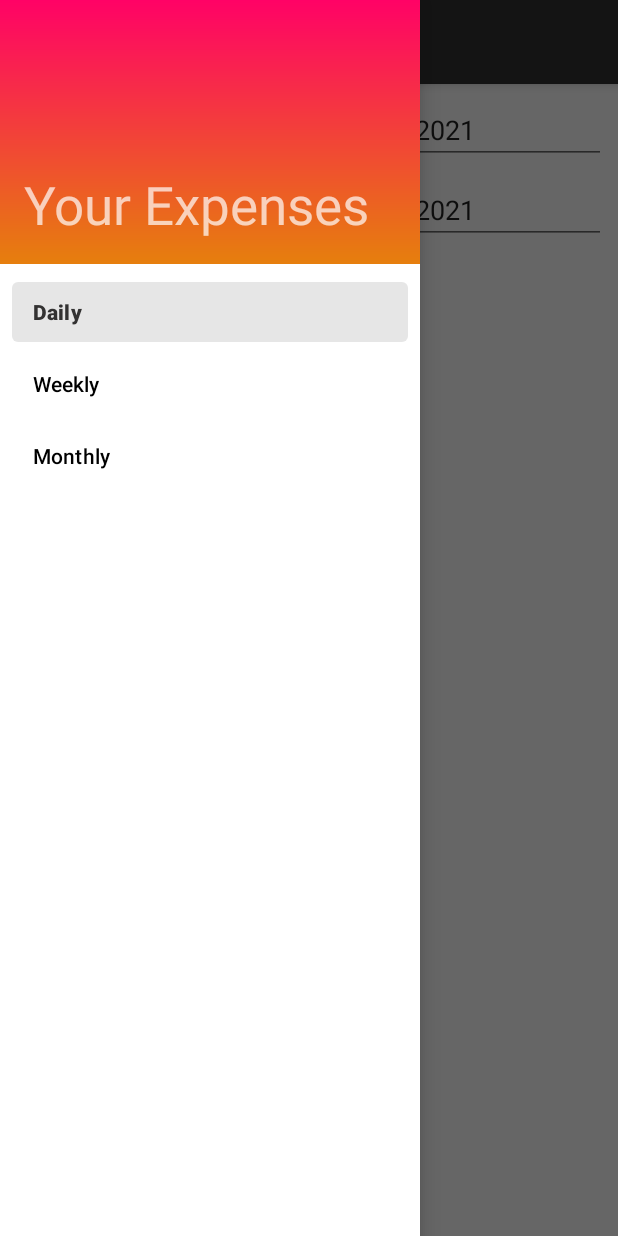
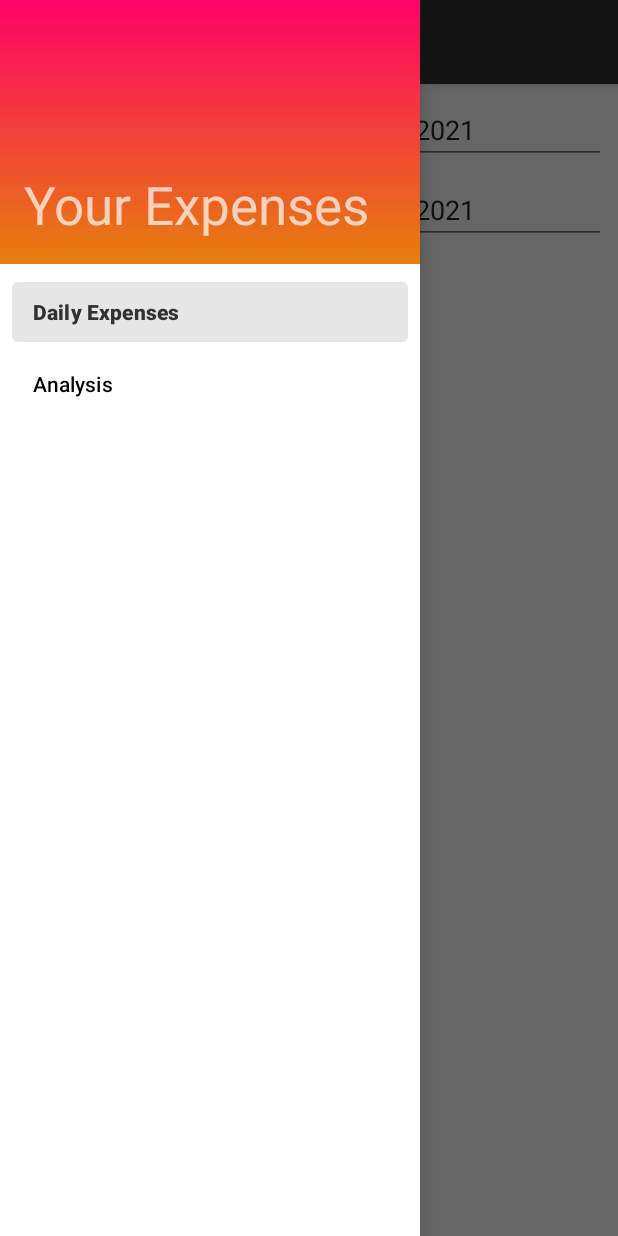
Before and after one commit to rachit3006/MyExpenses, an Android app: the fragment AnalysisExpenseFragment placed in its activity, with the side drawer open, on a phone screen of 412 x 824 dp. Run offline under Robolectric (Android 15) with nearby library versions, the phone set to English and light mode, and no system bars; our stand-ins replace Room's generated code; libraries missing offline, so code that uses them is left out: com.jjoe64.graphview; 13 statements that could not run were skipped.

Commit message:
Graph modifications

```diff
--- a/app/src/main/AndroidManifest.xml
+++ b/app/src/main/AndroidManifest.xml
@@ -18,6 +18,7 @@
             android:name=".MainActivity"
             android:exported="true"
             android:launchMode="singleTop"
+            android:configChanges="orientation|screenSize"
             android:theme="@style/Theme.MyExpenses.NoActionBar">
             <intent-filter>
                 <action android:name="android.intent.action.MAIN" />
--- a/app/src/main/java/com/example/android/myexpenses/WeeklyExpenseFragment.java
+++ b/app/src/main/java/com/example/android/myexpenses/AnalysisExpenseFragment.java
@@ -9,6 +9,7 @@ import android.view.View;
 import android.view.ViewGroup;
 import android.widget.DatePicker;
 import android.widget.EditText;
+import android.widget.Toast;
 
 import androidx.annotation.NonNull;
 import androidx.annotation.Nullable;
@@ -19,34 +20,40 @@ import androidx.lifecycle.ViewModelProvider;
 import com.example.android.myexpenses.data.Expense;
 import com.example.android.myexpenses.data.ExpenseViewModel;
 import com.jjoe64.graphview.GraphView;
-import com.jjoe64.graphview.helper.StaticLabelsFormatter;
+import com.jjoe64.graphview.helper.DateAsXAxisLabelFormatter;
 import com.jjoe64.graphview.series.DataPoint;
+import com.jjoe64.graphview.series.DataPointInterface;
 import com.jjoe64.graphview.series.LineGraphSeries;
+import com.jjoe64.graphview.series.OnDataPointTapListener;
+import com.jjoe64.graphview.series.Series;
 
+import java.math.BigDecimal;
+import java.text.ParseException;
 import java.text.SimpleDateFormat;
-import java.util.ArrayList;
 import java.util.Calendar;
-import java.util.Collections;
+import java.util.Date;
 import java.util.HashMap;
 import java.util.List;
 import java.util.Locale;
+import java.util.SortedSet;
+import java.util.TreeSet;
 
-public class WeeklyExpenseFragment extends Fragment {
+public class AnalysisExpenseFragment extends Fragment {
 
     private EditText startDateEditText;
     private EditText endDateEditText;
     private GraphView graphView;
+    private LineGraphSeries<DataPoint> series;
 
     @Nullable
     @Override
     public View onCreateView(@NonNull LayoutInflater inflater, @Nullable ViewGroup container, @Nullable Bundle savedInstanceState) {
-        View rootView = inflater.inflate(R.layout.weekly_expenses, container, false);
+        View rootView = inflater.inflate(R.layout.analysis_expenses, container, false);
+        requireActivity().setTitle("Analysis");
+        graphView = rootView.findViewById(R.id.weekly_graph);
+        startDateEditText = rootView.findViewById(R.id.start_date_picker);
+        endDateEditText = rootView.findViewById(R.id.end_date_picker);
 
-        requireActivity().setTitle("Weekly expenses");
-
-        graphView = rootView.findViewById(R.id.weekly_graph);
-
-        startDateEditText = rootView.findViewById(R.id.start_date_picker);
         final Calendar myCalendarStart = Calendar.getInstance();
 
         String myFormatStart = "dd/MM/yyyy"; //In which you need put here
@@ -76,7 +83,6 @@ public class WeeklyExpenseFragment extends Fragment {
             }
         });
 
-        endDateEditText = rootView.findViewById(R.id.end_date_picker);
         final Calendar myCalendarEnd = Calendar.getInstance();
 
         String myFormatEnd = "dd/MM/yyyy"; //In which you need put here
@@ -106,23 +112,19 @@ public class WeeklyExpenseFragment extends Fragment {
             }
         });
 
+        setExpenseGraph();
+
         return rootView;
-    }
-
-    @Override
-    public void onActivityCreated(@Nullable Bundle savedInstanceState) {
-        super.onActivityCreated(savedInstanceState);
-        setExpenseGraph();
     }
 
     private void setExpenseGraph() {
         String startDate = startDateEditText.getText().toString();
         String endDate = endDateEditText.getText().toString();
         ExpenseViewModel viewModel = new ViewModelProvider(requireActivity()).get(ExpenseViewModel.class);
+        graphView.removeAllSeries();
         viewModel.getAllExpenses(startDate, endDate).observe(getViewLifecycleOwner(), new Observer<List<Expense>>() {
             @Override
             public void onChanged(List<Expense> expenses) {
-                LineGraphSeries<DataPoint> series;
                 HashMap<String, Double> totalExpenses = new HashMap<>();
                 series = new LineGraphSeries<DataPoint>();
                 for (int i = 0; i < expenses.size(); i++) {
@@ -134,20 +136,35 @@ public class WeeklyExpenseFragment extends Fragment {
                     totalExpenses.put(currentExpense.getDate(), totalExpenses.get(currentExpense.getDate()) + currentExpense.getAmount());
                 }
                 int totalEntries = totalExpenses.keySet().size();
-                double index = 0;
-                for (String date : totalExpenses.keySet()) {
-                    series.appendData(new DataPoint(index, totalExpenses.get(date)), true, totalEntries);
-                    Log.v("Index "+index,totalExpenses.get(date)+"");
-                    index++;
+                SortedSet<String> keys = new TreeSet<>(totalExpenses.keySet());
+                for (String date : keys) {
+                    Date date_object = null;
+                    try {
+                        date_object = new SimpleDateFormat("dd/MM/yyyy", Locale.ENGLISH).parse(date);
+                    } catch (ParseException e) {
+                        e.printStackTrace();
+                    }
+                    Log.v("check",date_object+"");
+                    series.appendData(new DataPoint(date_object, totalExpenses.get(date)), true, totalEntries);
                 }
                 graphView.addSeries(series);
                 series.setDrawDataPoints(true);
                 series.setDataPointsRadius(16);
                 series.setColor(Color.GREEN);
-//                graphView.getViewport().setScalable(true);
-//                graphView.getViewport().setScrollable(true);
-//                graphView.getViewport().setScalableY(true);
-//                graphView.getViewport().setScrollableY(true);
+
+                series.setOnDataPointTapListener(new OnDataPointTapListener() {
+                    @Override
+                    public void onTap(Series series, DataPointInterface dataPoint) {
+                        String message = "Date : " + new SimpleDateFormat("dd/MM/yyyy", Locale.ENGLISH).format(dataPoint.getX()) + "\n" + "Amount : " + BigDecimal.valueOf(dataPoint.getY()).toPlainString();
+                        Toast.makeText(requireActivity(), message, Toast.LENGTH_SHORT).show();
+                    }
+                });
+
+                graphView.getGridLabelRenderer().setHorizontalLabelsVisible(false);
+                graphView.getViewport().setScalable(true);
+                graphView.getViewport().setScrollable(true);
+                graphView.getViewport().setScalableY(true);
+                graphView.getViewport().setScrollableY(true);
             }
         });
     }
--- a/app/src/main/java/com/example/android/myexpenses/MainActivity.java
+++ b/app/src/main/java/com/example/android/myexpenses/MainActivity.java
@@ -59,8 +59,8 @@ public class MainActivity extends AppCompatActivity implements NavigationView.On
             case R.id.daily:
                 getSupportFragmentManager().beginTransaction().replace(R.id.fragment_container, new DailyExpensesFragment()).commit();
                 break;
-            case R.id.weekly:
-                getSupportFragmentManager().beginTransaction().replace(R.id.fragment_container, new WeeklyExpenseFragment()).commit();
+            case R.id.analysis:
+                getSupportFragmentManager().beginTransaction().replace(R.id.fragment_container, new AnalysisExpenseFragment()).commit();
                 break;
         }
         mDrawerLayout.closeDrawer(GravityCompat.START);
--- a/app/src/main/java/com/example/android/myexpenses/data/ExpenseRepository.java
+++ b/app/src/main/java/com/example/android/myexpenses/data/ExpenseRepository.java
@@ -35,7 +35,6 @@ public class ExpenseRepository {
     public void DeleteAllExpenses(String date){
         new DeleteAllExpensesAsyncTask(expenseDao).execute(date);
     }
-
 
     private static class InsertExpenseAsyncTask extends AsyncTask<Expense, Void, Void>{
         private final ExpenseDao expenseDao;
--- a/app/src/main/res/layout/weekly_expenses.xml
+++ b/app/src/main/res/layout/analysis_expenses.xml
@@ -66,7 +66,7 @@
     <com.jjoe64.graphview.GraphView
         android:id="@+id/weekly_graph"
         android:layout_width="match_parent"
-        android:layout_height="wrap_content"
-        android:layout_margin="12dp" />
+        android:layout_height="match_parent"
+        android:layout_margin="12dp"/>
 
 </LinearLayout>
--- a/app/src/main/res/menu/drawer_menu.xml
+++ b/app/src/main/res/menu/drawer_menu.xml
@@ -7,10 +7,7 @@
             android:id="@+id/daily"
             android:title="@string/daily" />
         <item
-            android:id="@+id/weekly"
-            android:title="@string/weekly" />
-        <item
-            android:id="@+id/monthly"
-            android:title="@string/monthly" />
+            android:id="@+id/analysis"
+            android:title="@string/analysis" />
     </group>
 </menu>
--- a/app/src/main/res/values/strings.xml
+++ b/app/src/main/res/values/strings.xml
@@ -1,8 +1,6 @@
 <resources>
     <string name="app_name">My Expenses</string>
-    <string name="daily">Daily</string>
-    <string name="monthly">Monthly</string>
-    <string name="weekly">Weekly</string>
+    <string name="daily">Daily Expenses</string>
     <string name="your_expenses">Your Expenses</string>
     <string name="navigation_drawer_open">"Open Navigation Drawer"</string>
     <string name="navigation_drawer_close">"Close Navigation Drawer"</string>
@@ -15,4 +13,5 @@
     <string name="date">Select Date</string>
     <string name="start_date">Start Date</string>
     <string name="end_date">End date</string>
+    <string name="analysis">Analysis</string>
 </resources>
```
